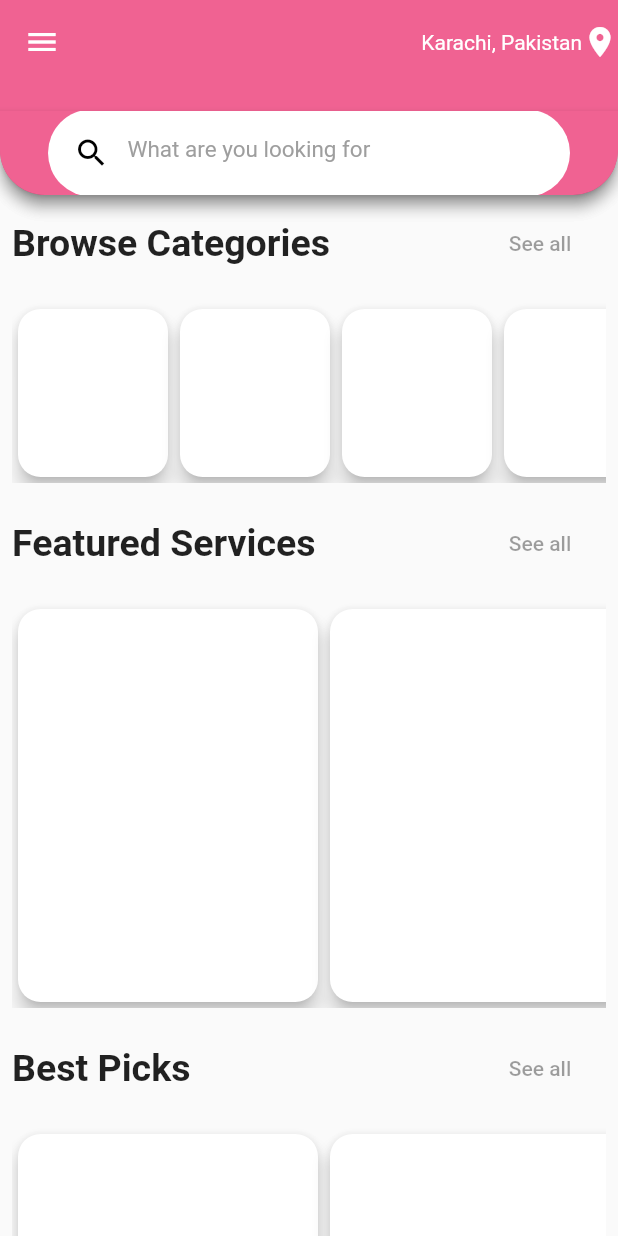
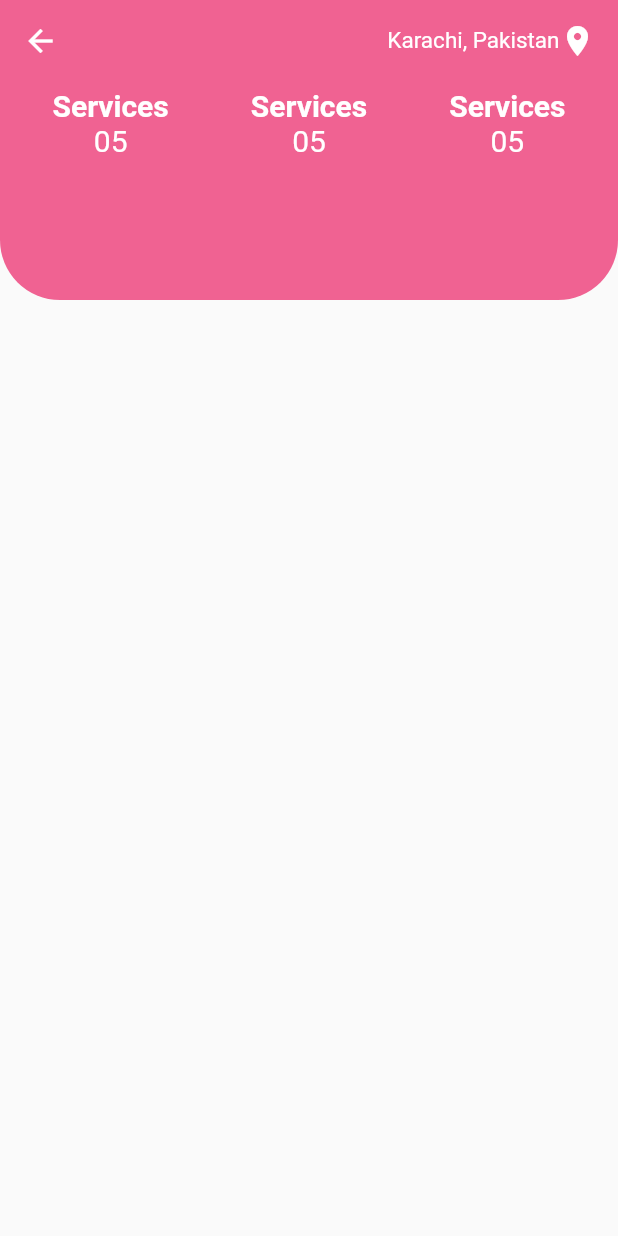
Before and after one commit to abuzar-rasool/khud_mukhtar, a Flutter app: the screen it shows after launch, on a phone screen of 412 x 824 dp. Run offline on Flutter 3.47's test engine with Material 2 defaults, Android fonts, the phone set to English and light mode, and no system bars.

Commit message:
Profile Screen (AppBar) CircleAvatar Left..Review Left

```diff
--- a/lib/main.dart
+++ b/lib/main.dart
@@ -1,5 +1,6 @@
 import 'package:flutter/material.dart';
 import 'package:khud_mukhtar/src/screens/home_screen.dart';
+import 'package:khud_mukhtar/src/screens/profile_screen.dart';
 import 'package:khud_mukhtar/src/screens/signup_screen.dart';
 import './src/screens/login_screen.dart';
 
@@ -8,7 +9,7 @@ void main() {
     MaterialApp(
       title: 'Splash',
       debugShowCheckedModeBanner: false,
-      home: HomeScreen(),
+      home: Profile(),
     )
   );
 
--- a/lib/src/screens/home_screen.dart
+++ b/lib/src/screens/home_screen.dart
@@ -324,10 +324,13 @@ class _HomeScreen extends State<HomeScreen> {
                 width: MediaQuery.of(context).size.width,
                 child: Column(
                   children: <Widget>[
-                    Text(
-                      'All Services',
-                      style: TextStyle(
-                          fontSize: 25, fontWeight: FontWeight.bold),
+                    Padding(
+                      padding: const EdgeInsets.all(8.0),
+                      child: Text(
+                        'All Services',
+                        style: TextStyle(
+                            fontSize: 25, fontWeight: FontWeight.bold),
+                      ),
                     ),
                     Expanded(
                       child: Padding(
--- /dev/null
+++ b/lib/src/screens/profile_screen.dart
@@ -0,0 +1,74 @@
+
+import 'package:flutter/material.dart';
+
+class Profile extends StatefulWidget {
+  Profile({Key key}) : super(key: key);
+
+  @override
+  _Profile createState() => _Profile();
+}
+
+class _Profile extends State<Profile> {
+  @override
+  Widget build(BuildContext context) {
+    // TODO: implement build
+    return Scaffold(
+      body: SafeArea(
+        child: Stack(
+          children: <Widget>[
+            ClipRRect(
+              borderRadius: BorderRadius.only(bottomRight: Radius.circular(40.0), bottomLeft:Radius.circular(40.0) ),
+              child: Container(
+                  height: 200.0,
+                  width: double.infinity,
+                  color: Color.fromRGBO(240, 98, 146, 1),
+                  child: Padding(
+                    padding: const EdgeInsets.all(15),
+                    child: Column(
+                      children: <Widget>[
+                        Row(
+                          children: <Widget>[
+                            Icon(Icons.arrow_back, color: Colors.white,),
+                            Spacer(),
+                            Text('Karachi, Pakistan', style: TextStyle(color:Colors.white, fontSize: 15),),
+                            Icon(Icons.location_on, color: Colors.white,),
+                          ],
+                        ),
+                        Padding(
+                          padding: const EdgeInsets.all(20.0),
+                          child: Row(
+                            children: <Widget>[
+                              Column(
+                                children: <Widget>[
+                                  Text('Services', style: TextStyle(fontSize: 20, color: Colors.white,fontWeight: FontWeight.bold),),
+                                  Text('05',style: TextStyle(fontSize: 20, color: Colors.white))
+                                ],
+                              ),
+                              Spacer(),
+                              Column(
+                                children: <Widget>[
+                                  Text('Services', style: TextStyle(fontSize: 20, color: Colors.white,fontWeight: FontWeight.bold),),
+                                  Text('05',style: TextStyle(fontSize: 20, color: Colors.white))
+                                ],
+                              ),
+                              Spacer(),
+                              Column(
+                                children: <Widget>[
+                                  Text('Services', style: TextStyle(fontSize: 20, color: Colors.white,fontWeight: FontWeight.bold),),
+                                  Text('05',style: TextStyle(fontSize: 20, color: Colors.white))
+                                ],
+                              )
+                            ],
+                          ),
+                        )
+                      ],
+                    ),
+                  )
+              ),
+            ),
+          ],
+        )
+      ),
+    );
+  }
+}
```
